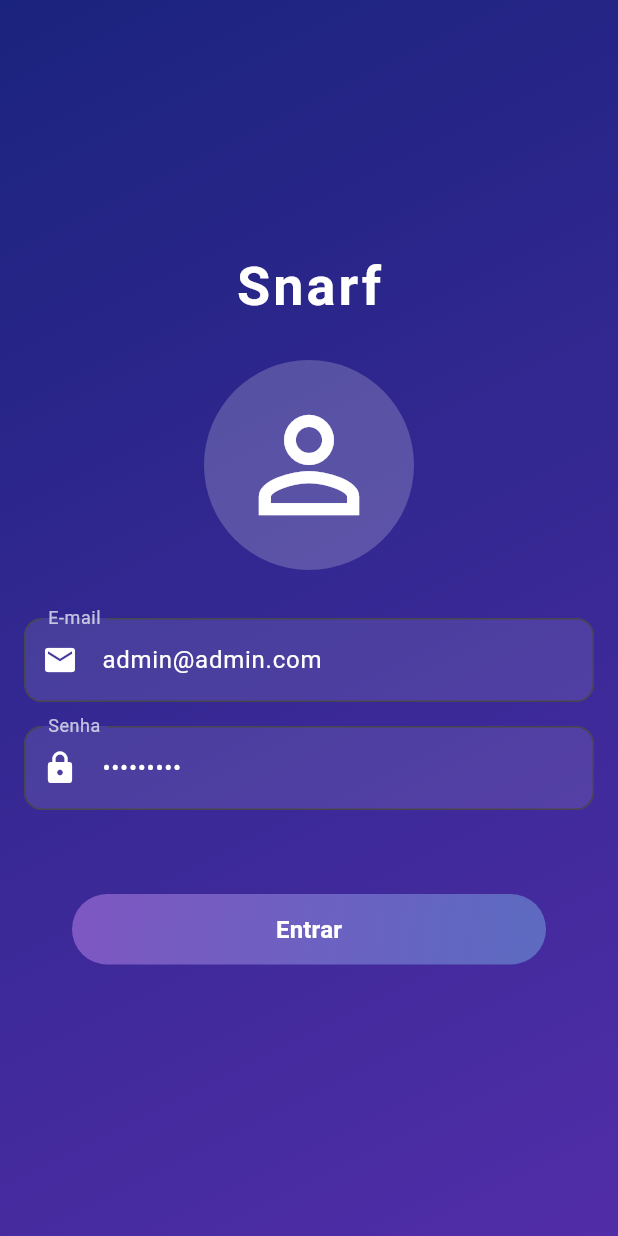
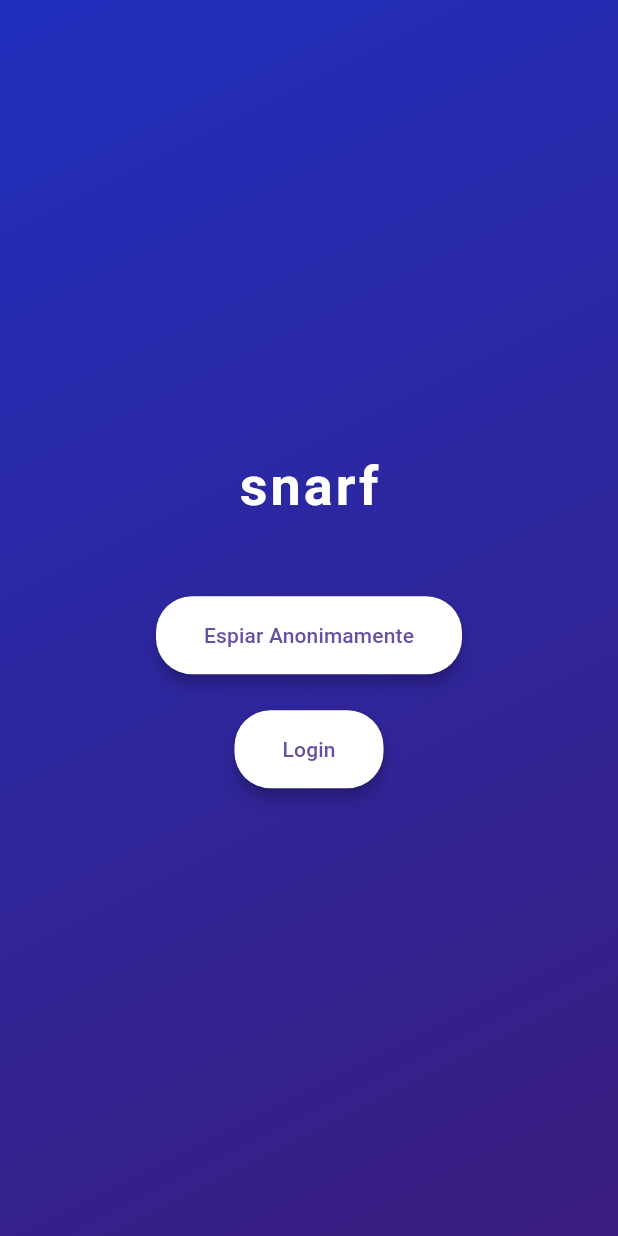
Before and after one commit to Gustavo653/Snarf, a Flutter app: the screen it shows after launch, on a phone screen of 412 x 824 dp. Run offline on Flutter 3.47's test engine with Material 3 defaults, Android fonts, the phone set to English and light mode, and no system bars; our stand-ins replace flutter_map, flutter_secure_storage, latlong2, location.

Commit message:
Criando temas, melhorando navegação de telas

```diff
--- a/snarf/lib/main.dart
+++ b/snarf/lib/main.dart
@@ -1,57 +1,29 @@
 import 'package:flutter/material.dart';
-import 'package:flutter_secure_storage/flutter_secure_storage.dart';
-import 'pages/login_page.dart';
-import 'pages/home_page.dart';
+import 'package:provider/provider.dart';
+import 'package:snarf/pages/initial_page.dart';
+import 'package:snarf/utils/app_themes.dart';
+import 'providers/theme_provider.dart';
 
 void main() {
-  runApp(const MyApp());
+  runApp(
+    ChangeNotifierProvider(
+      create: (_) => ThemeProvider(),
+      child: SnarfApp(),
+    ),
+  );
 }
 
-class MyApp extends StatelessWidget {
-  const MyApp({Key? key}) : super(key: key);
-
+class SnarfApp extends StatelessWidget {
   @override
   Widget build(BuildContext context) {
+    final themeProvider = Provider.of<ThemeProvider>(context);
+
     return MaterialApp(
-      debugShowCheckedModeBanner: false,
-      title: 'Login App',
-      theme: ThemeData(
-        colorScheme: ColorScheme.fromSeed(seedColor: Colors.deepPurple),
-        useMaterial3: true,
-      ),
-      home: const RootPage(),
+      title: 'snarf',
+      themeMode: themeProvider.isDarkMode ? ThemeMode.dark : ThemeMode.light,
+      theme: AppThemes.lightTheme,
+      darkTheme: AppThemes.darkTheme,
+      home: const InitialPage(),
     );
   }
 }
-
-class RootPage extends StatefulWidget {
-  const RootPage({Key? key}) : super(key: key);
-
-  @override
-  State<RootPage> createState() => _RootPageState();
-}
-
-class _RootPageState extends State<RootPage> {
-  final FlutterSecureStorage _secureStorage = const FlutterSecureStorage();
-  bool _isLoggedIn = false;
-
-  @override
-  void initState() {
-    super.initState();
-    _checkLoginStatus();
-  }
-
-  Future<void> _checkLoginStatus() async {
-    // Recuperar o token armazenado de forma segura
-    final token = await _secureStorage.read(key: 'token');
-    setState(() {
-      _isLoggedIn = token != null; // Verifica se o token existe
-    });
-  }
-
-  @override
-  Widget build(BuildContext context) {
-    // Navega para a HomePage se estiver logado ou LoginPage se não estiver
-    return _isLoggedIn ? const HomePage() : const LoginPage();
-  }
-}
--- a/snarf/lib/pages/home_page.dart
+++ b/snarf/lib/pages/home_page.dart
@@ -2,6 +2,7 @@ import 'package:flutter/material.dart';
 import 'package:flutter_map/flutter_map.dart';
 import 'package:location/location.dart';
 import 'package:latlong2/latlong.dart';
+import 'package:snarf/pages/initial_page.dart';
 import '../components/expandable_fab_component.dart';
 import '../services/api_service.dart';
 import '../pages/login_page.dart';
@@ -16,13 +17,13 @@ class HomePage extends StatefulWidget {
 class _HomePageState extends State<HomePage> {
   late LocationData _currentLocation;
   bool _isLocationLoaded = false;
-  late MapController _mapController; // Controller for the map to change its center.
-  late Marker _userLocationMarker; // Marker for user's location.
+  late MapController _mapController;
+  late Marker _userLocationMarker;
 
   @override
   void initState() {
     super.initState();
-    _mapController = MapController(); // Initialize the map controller.
+    _mapController = MapController();
     _getCurrentLocation();
   }
 
@@ -62,31 +63,7 @@ class _HomePageState extends State<HomePage> {
     await ApiService.logout();
     Navigator.pushReplacement(
       context,
-      MaterialPageRoute(builder: (context) => const LoginPage()),
-    );
-  }
-
-  void _showTokenBottomSheet(BuildContext context) {
-    showModalBottomSheet(
-      context: context,
-      builder: (context) {
-        return FutureBuilder<String?>(
-          future: ApiService.getToken(),
-          builder: (context, snapshot) {
-            if (snapshot.connectionState == ConnectionState.waiting) {
-              return const Center(child: CircularProgressIndicator());
-            } else if (snapshot.hasData && snapshot.data != null) {
-              return ListTile(
-                title: Text('Token: ${snapshot.data}'),
-              );
-            } else {
-              return const ListTile(
-                title: Text('Nenhum token encontrado.'),
-              );
-            }
-          },
-        );
-      },
+      MaterialPageRoute(builder: (context) => const InitialPage()),
     );
   }
 
@@ -120,14 +97,14 @@ class _HomePageState extends State<HomePage> {
                     options: MapOptions(
                       initialCenter: LatLng(
                         _currentLocation.latitude!,
-                    _currentLocation.longitude!),
+                        _currentLocation.longitude!,
+                      ),
                       initialZoom: 15.0,
                     ),
                     children: [
                       TileLayer(
                         urlTemplate:
                             'https://tile.openstreetmap.org/{z}/{x}/{y}.png',
-                  userAgentPackageName: 'com.example.app',
                       ),
                       MarkerLayer(
                         markers: [
@@ -146,11 +123,7 @@ class _HomePageState extends State<HomePage> {
           ActionButton(
             onPressed: _recentralizeMap,
             icon: const Icon(Icons.my_location),
-          ),
-          ActionButton(
-            onPressed: () => _showTokenBottomSheet(context),
-            icon: const Icon(Icons.token),
-          ),
+          )
         ],
       ),
     );
--- /dev/null
+++ b/snarf/lib/pages/initial_page.dart
@@ -0,0 +1,82 @@
+import 'package:flutter/material.dart';
+import 'package:snarf/pages/home_page.dart';
+import 'login_page.dart';
+
+class InitialPage extends StatelessWidget {
+  const InitialPage({super.key});
+
+  @override
+  Widget build(BuildContext context) {
+    return Scaffold(
+      body: Container(
+        decoration: const BoxDecoration(
+          gradient: LinearGradient(
+            colors: [
+              Color(0xFF212FBD),
+              Color(0xFF3A1D7E),
+            ],
+            begin: Alignment.topLeft,
+            end: Alignment.bottomRight,
+          ),
+        ),
+        child: Center(
+          child: Column(
+            mainAxisAlignment: MainAxisAlignment.center,
+            children: [
+              const Text(
+                'snarf',
+                style: TextStyle(
+                  fontSize: 36,
+                  fontWeight: FontWeight.bold,
+                  color: Colors.white,
+                  letterSpacing: 2.0,
+                ),
+              ),
+              const SizedBox(height: 48),
+              ElevatedButton(
+                onPressed: () {
+                  ScaffoldMessenger.of(context).showSnackBar(
+                    const SnackBar(content: Text('Espiando anonimamente...')),
+                  );
+                  Navigator.push(
+                    context,
+                    MaterialPageRoute(builder: (context) => const HomePage()),
+                  );
+                },
+                style: ElevatedButton.styleFrom(
+                  padding: const EdgeInsets.symmetric(
+                      horizontal: 32.0, vertical: 16.0),
+                  shape: RoundedRectangleBorder(
+                    borderRadius: BorderRadius.circular(24.0),
+                  ),
+                  backgroundColor: Colors.white,
+                  elevation: 4,
+                ),
+                child: const Text('Espiar Anonimamente'),
+              ),
+              const SizedBox(height: 24),
+              ElevatedButton(
+                onPressed: () {
+                  Navigator.push(
+                    context,
+                    MaterialPageRoute(builder: (context) => const LoginPage()),
+                  );
+                },
+                style: ElevatedButton.styleFrom(
+                  padding: const EdgeInsets.symmetric(
+                      horizontal: 32.0, vertical: 16.0),
+                  shape: RoundedRectangleBorder(
+                    borderRadius: BorderRadius.circular(24.0),
+                  ),
+                  backgroundColor: Colors.white,
+                  elevation: 4,
+                ),
+                child: const Text('Login'),
+              ),
+            ],
+          ),
+        ),
+      ),
+    );
+  }
+}
--- /dev/null
+++ b/snarf/lib/providers/theme_provider.dart
@@ -0,0 +1,12 @@
+import 'package:flutter/material.dart';
+
+class ThemeProvider with ChangeNotifier {
+  bool _isDarkMode = false;
+
+  bool get isDarkMode => _isDarkMode;
+
+  void toggleTheme() {
+    _isDarkMode = !_isDarkMode;
+    notifyListeners();
+  }
+}
--- /dev/null
+++ b/snarf/lib/utils/app_colors.dart
@@ -0,0 +1,12 @@
+import 'package:flutter/material.dart';
+
+class AppColors {
+  static const Color primaryColor = Color(0xFF212FBD);
+  static const Color secondaryColor = Color(0xFF3A1D7E);
+  static const Color buttonColor = Colors.white;
+  static const Color backgroundColor = Color(0xFF1A237E);
+  static const Color buttonGradientStart = Color(0xFF7E57C2);
+  static const Color buttonGradientEnd = Color(0xFF5C6BC0);
+  static const Color errorColor = Colors.red;
+  static const Color textColor = Colors.white;
+}
--- /dev/null
+++ b/snarf/lib/utils/app_themes.dart
@@ -0,0 +1,66 @@
+import 'package:flutter/material.dart';
+import 'package:snarf/utils/app_colors.dart';
+
+class AppThemes {
+  // Tema Claro
+  static final ThemeData lightTheme = ThemeData(
+    brightness: Brightness.light,
+    primaryColor: AppColors.primaryColor,
+    scaffoldBackgroundColor: Colors.white,
+    appBarTheme: AppBarTheme(
+      backgroundColor: AppColors.primaryColor,
+      iconTheme: const IconThemeData(color: Colors.black),
+    ),
+    textTheme: const TextTheme(
+      bodySmall: TextStyle(color: Colors.black),
+      bodyMedium: TextStyle(color: Colors.black),
+      bodyLarge: TextStyle(color: Colors.black),
+    ),
+    buttonTheme: ButtonThemeData(
+      buttonColor: AppColors.buttonColor,
+      shape: RoundedRectangleBorder(
+        borderRadius: BorderRadius.circular(24.0),
+      ),
+    ),
+    elevatedButtonTheme: ElevatedButtonThemeData(
+      style: ElevatedButton.styleFrom(
+        backgroundColor: AppColors.buttonColor,
+        padding: const EdgeInsets.symmetric(horizontal: 32.0, vertical: 16.0),
+        shape: RoundedRectangleBorder(
+          borderRadius: BorderRadius.circular(24.0),
+        ),
+      ),
+    ),
+  );
+
+  // Tema Escuro
+  static final ThemeData darkTheme = ThemeData(
+    brightness: Brightness.dark,
+    primaryColor: AppColors.primaryColor,
+    scaffoldBackgroundColor: AppColors.backgroundColor,
+    appBarTheme: AppBarTheme(
+      backgroundColor: AppColors.primaryColor,
+      iconTheme: const IconThemeData(color: Colors.white),
+    ),
+    textTheme: const TextTheme(
+      bodySmall: TextStyle(color: Colors.white),
+      bodyMedium: TextStyle(color: Colors.white),
+      bodyLarge: TextStyle(color: Colors.white),
+    ),
+    buttonTheme: ButtonThemeData(
+      buttonColor: AppColors.buttonColor,
+      shape: RoundedRectangleBorder(
+        borderRadius: BorderRadius.circular(24.0),
+      ),
+    ),
+    elevatedButtonTheme: ElevatedButtonThemeData(
+      style: ElevatedButton.styleFrom(
+        backgroundColor: AppColors.buttonColor,
+        padding: const EdgeInsets.symmetric(horizontal: 32.0, vertical: 16.0),
+        shape: RoundedRectangleBorder(
+          borderRadius: BorderRadius.circular(24.0),
+        ),
+      ),
+    ),
+  );
+}
--- a/snarf/pubspec.yaml
+++ b/snarf/pubspec.yaml
@@ -38,6 +38,7 @@ dependencies:
   flutter_secure_storage: ^9.2.2
   flutter_map: ^7.0.2
   location: ^7.0.1
+  provider: ^6.1.2
 
 dev_dependencies:
   flutter_test:
```
Also changed, not shown: snarf/pubspec.lock, 1 other file. Lines whose indentation alone changed are shown as unchanged.
